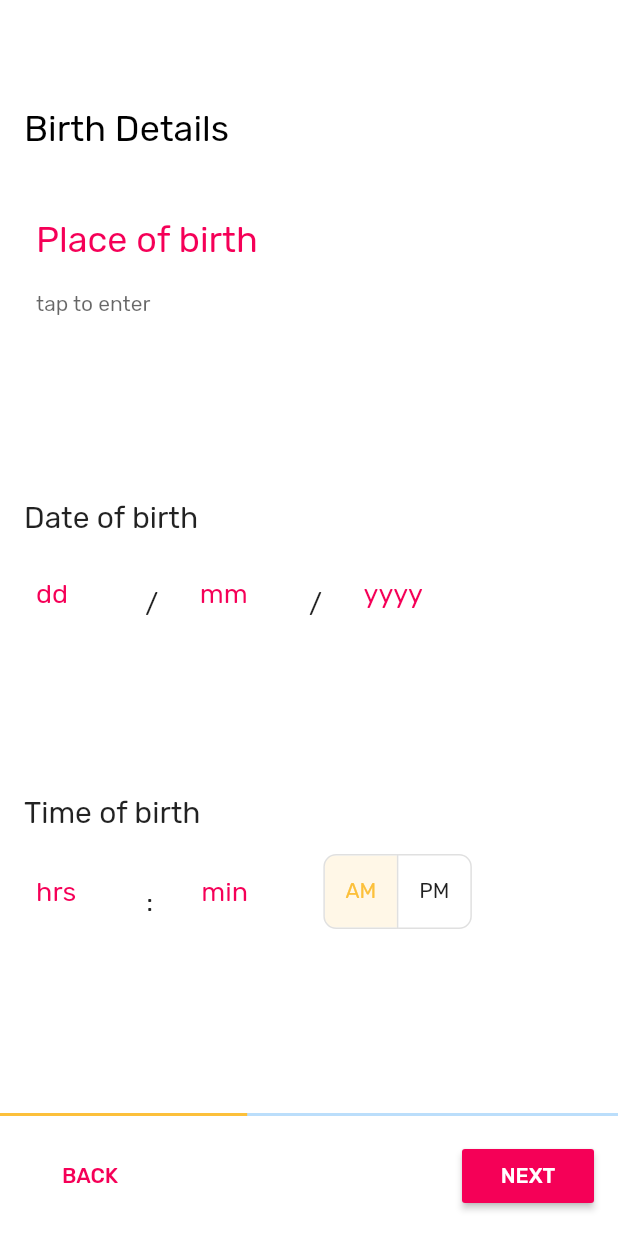
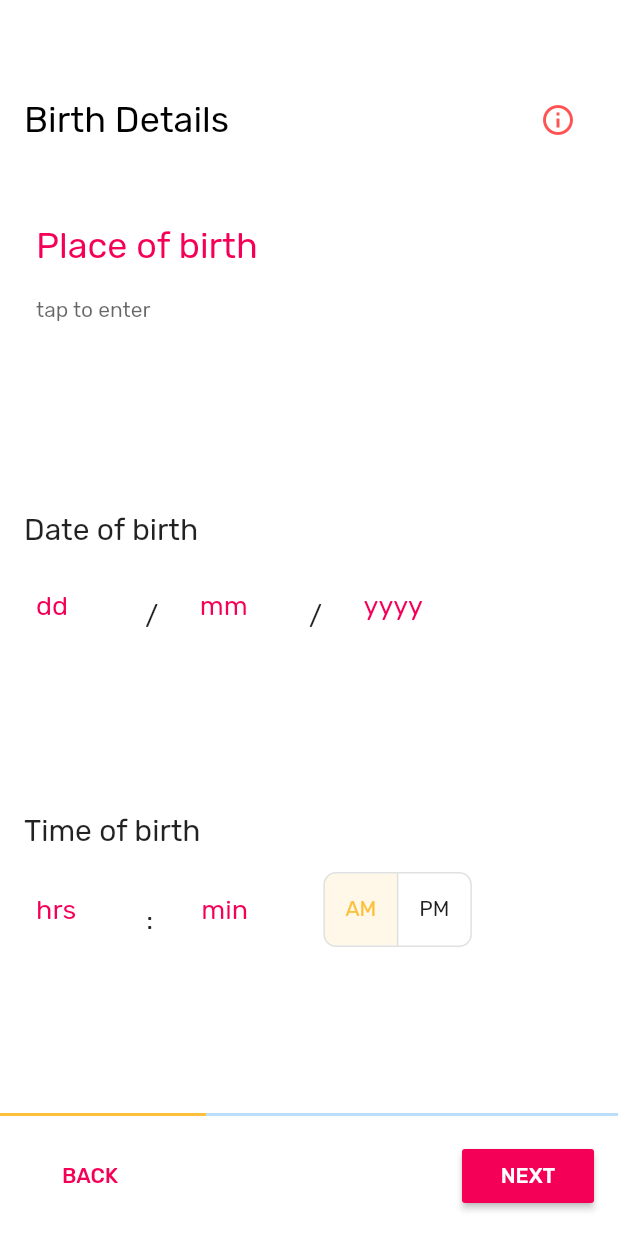
Before and after one commit to deepu513/greycells, a Flutter app: the screen it shows after launch, after a tap on the "add a photo" icon, after a tap on "NEXT", on a phone screen of 412 x 824 dp. Run offline on Flutter 3.47's test engine with Material 2 defaults, Android fonts, the phone set to English and light mode, and no system bars; our stand-ins replace bloc, equatable, flutter_bloc, flutter_svg, shared_preferences; generated files the repository leaves out were written again; network calls fail.

Commit message:
Minor UI updates

```diff
--- a/lib/constants/strings.dart
+++ b/lib/constants/strings.dart
@@ -42,6 +42,7 @@ class Strings {
   static const guardianAddress = "Guardian Address";
   static const sameAsAbove = "Same as above";
   static const liveWithGuardian = "Select this if you live with your guardian";
+  static const emptyListMessage = "Click on + to select a file";
 }
 
 /// This should contain strings which signify an error message
--- a/lib/view/pages/address_details_input_page.dart
+++ b/lib/view/pages/address_details_input_page.dart
@@ -11,7 +11,7 @@ class AddressDetailInputPage extends StatelessWidget {
       child: ListView(
         children: <Widget>[
           Padding(
-            padding: const EdgeInsets.fromLTRB(16.0, 8.0, 16.0, 8.0),
+            padding: const EdgeInsets.symmetric(horizontal: 16.0),
             child: Row(
               children: <Widget>[
                 Text(
--- a/lib/view/pages/birth_details_input_page.dart
+++ b/lib/view/pages/birth_details_input_page.dart
@@ -6,16 +6,23 @@ class BirthDetailsInputPage extends StatelessWidget {
   @override
   Widget build(BuildContext context) {
     return Padding(
-      padding: const EdgeInsets.symmetric(horizontal: 16.0, vertical: 16.0),
+      padding: const EdgeInsets.symmetric(horizontal: 16.0),
       child: Column(
         crossAxisAlignment: CrossAxisAlignment.start,
         children: <Widget>[
-          Text(
-            Strings.birthDetails,
-            style: Theme.of(context)
-                .textTheme
-                .headline5
-                .copyWith(color: Colors.black, fontWeight: FontWeight.w400),
+          Row(
+            children: <Widget>[
+              Text(
+                Strings.birthDetails,
+                style: Theme.of(context).textTheme.headline5.copyWith(
+                    color: Colors.black, fontWeight: FontWeight.w400),
+              ),
+              Spacer(),
+              IconButton(
+                onPressed: () {},
+                icon: Icon(Icons.info_outline),
+              )
+            ],
           ),
           SizedBox(
             height: 36.0,
--- a/lib/view/pages/guardian_details_input_page.dart
+++ b/lib/view/pages/guardian_details_input_page.dart
@@ -11,7 +11,7 @@ class GuardianDetailsInputPage extends StatelessWidget {
       child: ListView(
         children: <Widget>[
           Padding(
-            padding: const EdgeInsets.fromLTRB(16.0, 8.0, 16.0, 8.0),
+            padding: const EdgeInsets.symmetric(horizontal: 16.0),
             child: Row(
               children: <Widget>[
                 Text(
--- a/lib/view/pages/health_details_input_page.dart
+++ b/lib/view/pages/health_details_input_page.dart
@@ -9,7 +9,7 @@ class HealthDetailsInputPage extends StatelessWidget {
   @override
   Widget build(BuildContext context) {
     return Padding(
-      padding: const EdgeInsets.symmetric(horizontal: 16.0, vertical: 16.0),
+      padding: const EdgeInsets.symmetric(horizontal: 16.0),
       child: Column(
         crossAxisAlignment: CrossAxisAlignment.stretch,
         children: <Widget>[
--- a/lib/view/pages/patient_detail_input.dart
+++ b/lib/view/pages/patient_detail_input.dart
@@ -7,6 +7,8 @@ import 'package:mental_health/view/pages/address_details_input_page.dart';
 import 'package:mental_health/view/pages/birth_details_input_page.dart';
 import 'package:mental_health/view/pages/guardian_details_input_page.dart';
 import 'package:mental_health/view/pages/health_details_input_page.dart';
+import 'package:mental_health/view/pages/medical_records_input_page.dart';
+import 'package:mental_health/view/pages/medical_records_input_page.dart';
 import 'package:mental_health/view/pages/profile_pic_input_page.dart';
 import 'package:mental_health/view/widgets/navigation_button_row.dart';
 
@@ -22,7 +24,7 @@ class _PatientDetailInputState extends State<PatientDetailInput>
   final animationDuration = 500;
 
   final initialPageNumber = 1;
-  final numberOfPages = 5;
+  final numberOfPages = 6;
 
   @override
   void initState() {
@@ -124,6 +126,8 @@ class _PatientDetailInputState extends State<PatientDetailInput>
       return GuardianDetailsInputPage();
     else if (transitionState.currentPageNumber == 5)
       return AddressDetailInputPage();
+    else if (transitionState.currentPageNumber == 6)
+      return MedicalRecordsInputPage();
 
     return Container(); // Should never happen
   }
```
Also changed, not shown: lib/view/pages/medical_records_input_page.dart (+63 -4 lines).
